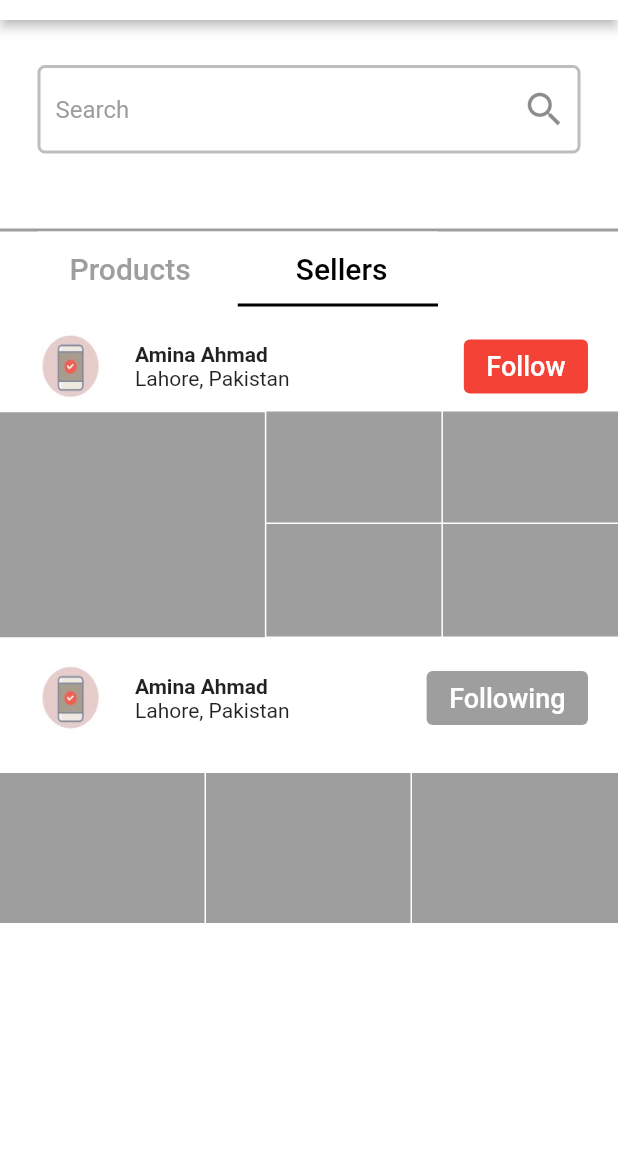
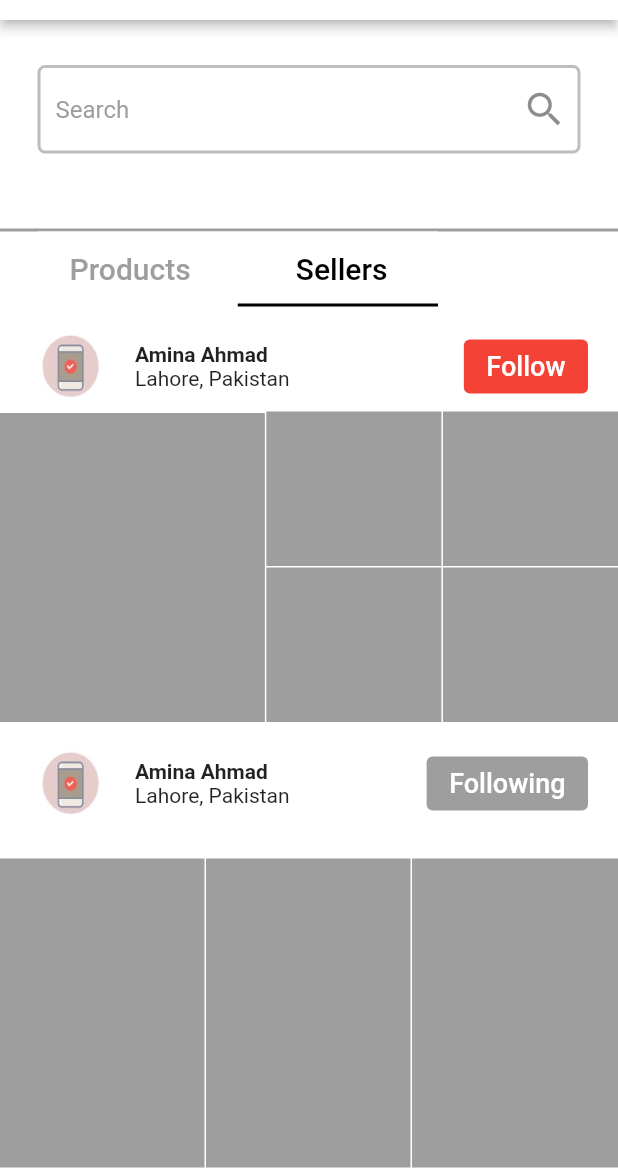
Before and after one commit to HassanrazaBhatti/samle_flutter, a Flutter app: the screen it shows after launch, tab 2 chosen, on a phone screen of 412 x 824 dp, the part 64-1236 px from its top. Run offline on Flutter 3.47's test engine with Material 2 defaults, Android fonts, the phone set to English and light mode, and no system bars; missing offline and left inert: flag.

Commit message:
third commit

```diff
--- a/lib/widgets/reUseableRow.dart
+++ b/lib/widgets/reUseableRow.dart
@@ -13,19 +13,22 @@ class ReUseableRow extends StatelessWidget {
         Expanded(
             child: Container(
           margin: EdgeInsets.only(right: 1, bottom: 1),
-          height: 100,
+          //height: 100,
+          height: MediaQuery.of(context).size.height / 4,
           color: Colors.grey,
         )),
         Expanded(
             child: Container(
           margin: EdgeInsets.only(right: 1, bottom: 1),
-          height: 100,
+          //height: 100,
+          height: MediaQuery.of(context).size.height / 4,
           color: Colors.grey,
         )),
         Expanded(
             child: Container(
           margin: EdgeInsets.only(bottom: 1),
-          height: 100,
+          // height: 100,
+          height: MediaQuery.of(context).size.height / 4,
           color: Colors.grey,
         )),
       ],
--- a/lib/widgets/sellers.dart
+++ b/lib/widgets/sellers.dart
@@ -78,7 +78,8 @@ class _SellersState extends State<Sellers> {
                 children: [
                   Container(
                     color: Colors.grey,
-                    height: 150,
+                    //height: 150,
+                     height: MediaQuery.of(context).size.height / 4,
                   ),
                 ],
               ),
@@ -89,11 +90,13 @@ class _SellersState extends State<Sellers> {
                 children: [
                   Container(
                       margin: EdgeInsets.only(left: 1, bottom: 1),
-                      height: 74,
+                      // height: 74,
+                       height: MediaQuery.of(context).size.height / 8,
                       color: Colors.grey),
                   Container(
                       margin: EdgeInsets.only(left: 1, bottom: 1),
-                      height: 75,
+                      // height: 75,
+                       height: MediaQuery.of(context).size.height / 8,
                       color: Colors.grey),
                 ],
               ),
@@ -104,11 +107,13 @@ class _SellersState extends State<Sellers> {
                 children: [
                   Container(
                       margin: EdgeInsets.only(left: 1, bottom: 1),
-                      height: 74,
+                      // height: 74,
+                       height: MediaQuery.of(context).size.height / 8,
                       color: Colors.grey),
                   Container(
                       margin: EdgeInsets.only(left: 1, bottom: 1),
-                      height: 75,
+                      // height: 75,
+                       height: MediaQuery.of(context).size.height / 8,
                       color: Colors.grey),
                 ],
               ),
```
